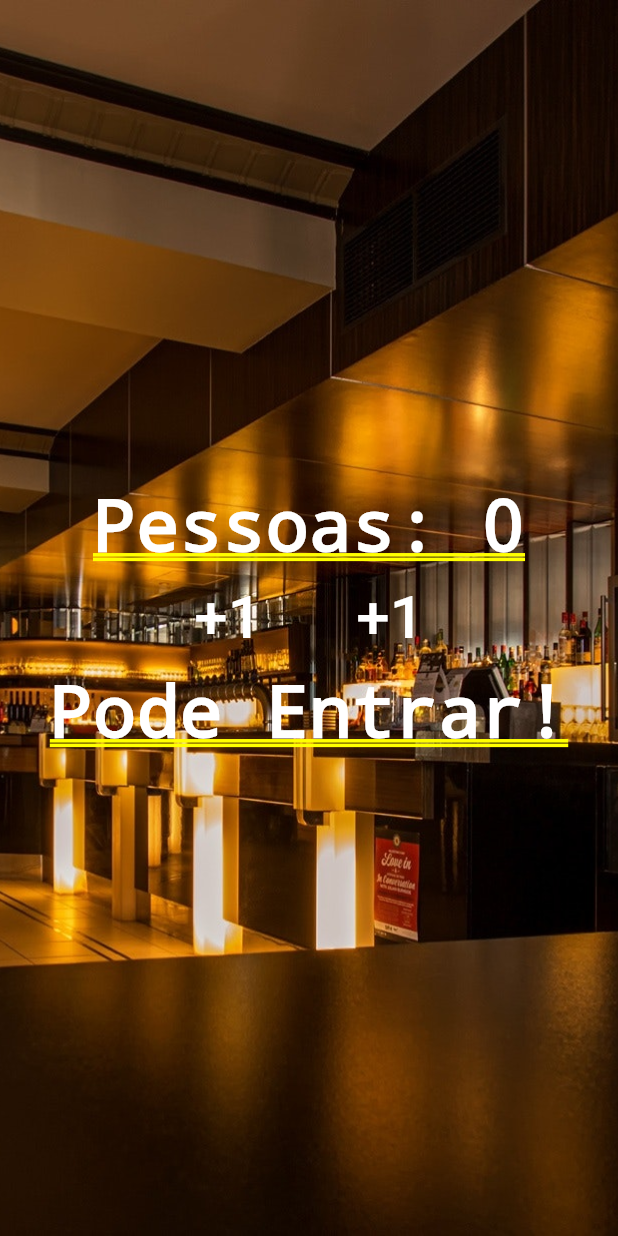
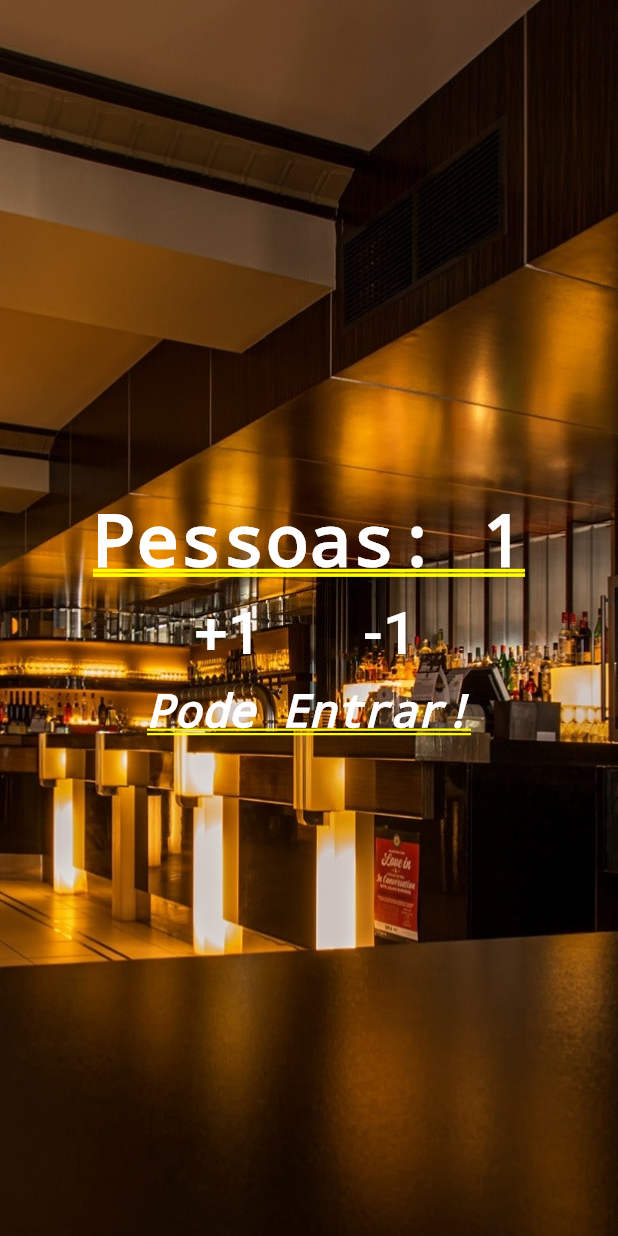
Before and after one commit to brunoafabricio/Course_Flutter_2020, a Flutter app: the screen it shows after launch, after a tap on "+1", on a phone screen of 412 x 824 dp. Run offline on Flutter 3.47's test engine with Material 2 defaults, Android fonts, the phone set to English and light mode, and no system bars.

Commit message:
end of the first app

```diff
--- a/#1_App_IncDecPeople/contador_de_pessoas/lib/main.dart
+++ b/#1_App_IncDecPeople/contador_de_pessoas/lib/main.dart
@@ -1,7 +1,7 @@
 import 'package:flutter/material.dart';
 
 void main() {
-  runApp(MaterialApp(title: "Contador de Pessoas", home: Home()));
+  runApp(new MaterialApp(title: "Contador de Pessoas", home: Home()));
 }
 
 class Home extends StatefulWidget {
@@ -10,6 +10,23 @@ class Home extends StatefulWidget {
 }
 
 class _HomeState extends State<Home> {
+  int _people = 0;
+  String _infoText = "Pode Entrar!";
+
+  void _changePeople(int delta) {
+    setState(() {
+      _people += delta;
+
+      if (_people < 0) {
+        _infoText = "Mundo invertido??";
+      } else if (_people <= 10) {
+        _infoText = "Pode Entrar!";
+      } else {
+        _infoText = "Lotado!";
+      }
+    });
+  }
+
   @override
   Widget build(BuildContext context) {
     return Stack(
@@ -22,44 +39,38 @@ class _HomeState extends State<Home> {
         Column(
           mainAxisAlignment: MainAxisAlignment.center,
           children: <Widget>[
-            Text(
-              "Pessoas: 0",
-              style:
-                  TextStyle(color: Colors.white, fontWeight: FontWeight.bold),
-            ),
-            Row(
-              mainAxisAlignment: MainAxisAlignment.center,
-              children: <Widget>[
+            Text("Pessoas: $_people",
+                style: TextStyle(
+                  color: Colors.white,
+                  fontWeight: FontWeight.bold,
+                )),
+            Row(mainAxisAlignment: MainAxisAlignment.center, children: <Widget>[
               Padding(
-                  padding: EdgeInsets.all(10.0), // in all sides
+                padding: EdgeInsets.all(10.0),
                 child: FlatButton(
-                    child: Text(
-                      "+1",
-                      style: TextStyle(fontSize: 40.0, color: Colors.white),
-                    ),
+                  child: Text("+1",
+                      style: TextStyle(fontSize: 40.0, color: Colors.white)),
                   onPressed: () {
-                      debugPrint("+1");
+                    _changePeople(1);
                   },
                 ),
               ),
               Padding(
-                  padding: EdgeInsets.all(10.0), // in all sides
+                padding: EdgeInsets.all(10.0),
                 child: FlatButton(
-                    child: Text(
-                      "+1",
-                      style: TextStyle(fontSize: 40.0, color: Colors.white),
-                    ),
+                  child: Text("-1",
+                      style: TextStyle(fontSize: 40.0, color: Colors.white)),
                   onPressed: () {
-                      debugPrint("-1");
+                    _changePeople(-1);
                   },
                 ),
-                ),
-              ],
-            ),
-            Text(
-              "Pode Entrar!",
-              style: TextStyle(color: Colors.white),
               )
+            ]),
+            Text(_infoText,
+                style: TextStyle(
+                    color: Colors.white,
+                    fontStyle: FontStyle.italic,
+                    fontSize: 30.0))
           ],
         )
       ],
```
Lines whose indentation alone changed are shown as unchanged.
